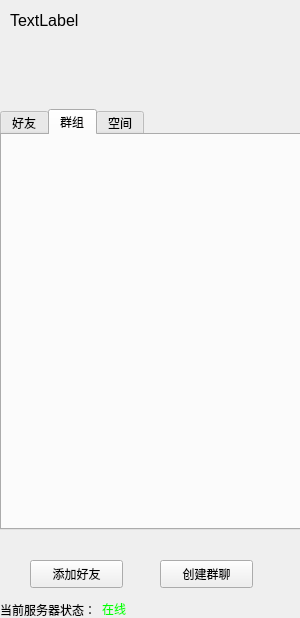
This is mainchat.ui in yuanchuc/MyQQ-Json as Qt 5 draws it before an edit. The edited form follows.
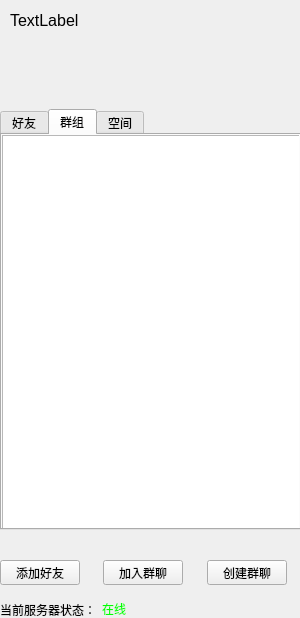
This is the edited form. The open tabs and pages were chosen to show the change.

Commit message: 添加了好友列表,完善了添加好友的功能

```diff
--- a/mainchat.ui
+++ b/mainchat.ui
@@ -26,32 +26,6 @@
     <string>&lt;html&gt;&lt;head/&gt;&lt;body&gt;&lt;p&gt;&lt;span style=&quot; font-size:12pt;&quot;&gt;TextLabel&lt;/span&gt;&lt;/p&gt;&lt;/body&gt;&lt;/html&gt;</string>
    </property>
   </widget>
-  <widget class="QPushButton" name="pushButton">
-   <property name="geometry">
-    <rect>
-     <x>30</x>
-     <y>560</y>
-     <width>93</width>
-     <height>28</height>
-    </rect>
-   </property>
-   <property name="text">
-    <string>添加好友</string>
-   </property>
-  </widget>
-  <widget class="QPushButton" name="pushButton_2">
-   <property name="geometry">
-    <rect>
-     <x>160</x>
-     <y>560</y>
-     <width>93</width>
-     <height>28</height>
-    </rect>
-   </property>
-   <property name="text">
-    <string>创建群聊</string>
-   </property>
-  </widget>
   <widget class="QWidget" name="layoutWidget">
    <property name="geometry">
     <rect>
@@ -127,6 +101,16 @@
     <attribute name="title">
      <string>群组</string>
     </attribute>
+    <widget class="QListWidget" name="listWidget1_2">
+     <property name="geometry">
+      <rect>
+       <x>0</x>
+       <y>0</y>
+       <width>301</width>
+       <height>401</height>
+      </rect>
+     </property>
+    </widget>
    </widget>
    <widget class="QWidget" name="tab_3">
     <attribute name="title">
@@ -134,6 +118,65 @@
     </attribute>
    </widget>
   </widget>
+  <widget class="QWidget" name="">
+   <property name="geometry">
+    <rect>
+     <x>0</x>
+     <y>560</y>
+     <width>287</width>
+     <height>25</height>
+    </rect>
+   </property>
+   <layout class="QHBoxLayout" name="horizontalLayout_2">
+    <item>
+     <widget class="QPushButton" name="insertFriendButton">
+      <property name="text">
+       <string>添加好友</string>
+      </property>
+     </widget>
+    </item>
+    <item>
+     <spacer name="horizontalSpacer">
+      <property name="orientation">
+       <enum>Qt::Horizontal</enum>
+      </property>
+      <property name="sizeHint" stdset="0">
+       <size>
+        <width>18</width>
+        <height>18</height>
+       </size>
+      </property>
+     </spacer>
+    </item>
+    <item>
+     <widget class="QPushButton" name="joinGroupButton">
+      <property name="text">
+       <string>加入群聊</string>
+      </property>
+     </widget>
+    </item>
+    <item>
+     <spacer name="horizontalSpacer_2">
+      <property name="orientation">
+       <enum>Qt::Horizontal</enum>
+      </property>
+      <property name="sizeHint" stdset="0">
+       <size>
+        <width>18</width>
+        <height>18</height>
+       </size>
+      </property>
+     </spacer>
+    </item>
+    <item>
+     <widget class="QPushButton" name="createGroupButton">
+      <property name="text">
+       <string>创建群聊</string>
+      </property>
+     </widget>
+    </item>
+   </layout>
+  </widget>
  </widget>
  <resources/>
  <connections/>
```
The commit also changes 14 other files.
